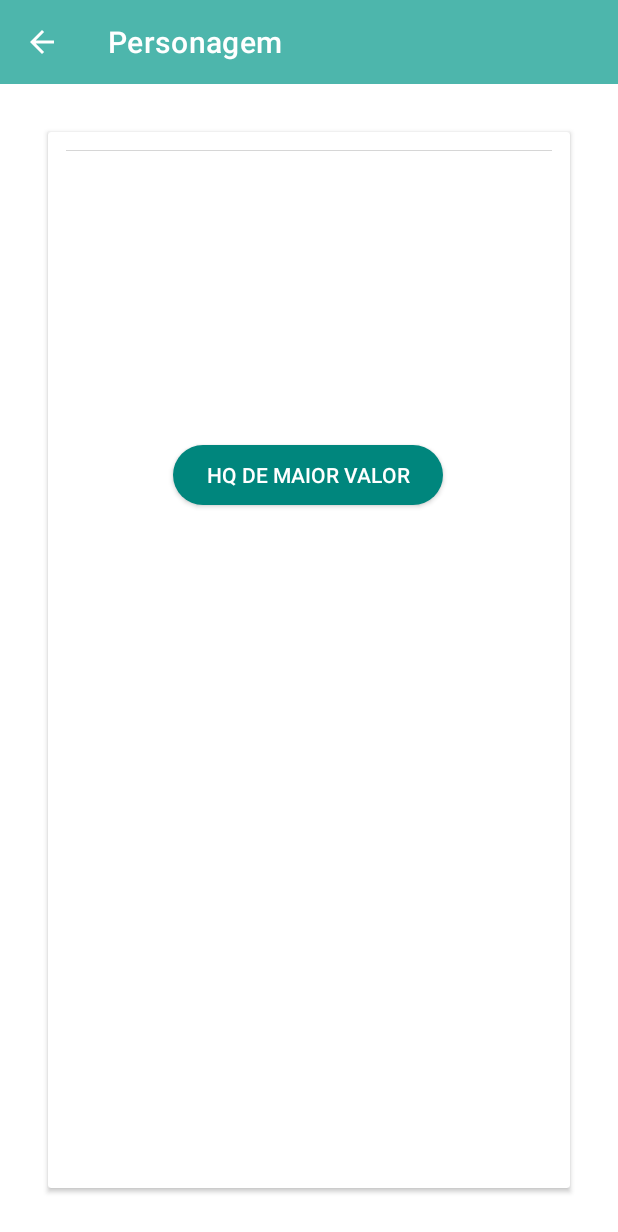
After one commit to JulioMCDias/desafio-android-julio-dias, an Android app: the CharacterActivity screen opened directly, with no data from a screen before it, on a phone screen of 412 x 824 dp. The commit adds this screen. Shown: the top 1232 px of the screen. Run offline under Robolectric (Android 15) with nearby library versions, the phone set to English and light mode, and no system bars; our stand-ins replace Picasso, data binding; pictures from the network do not load.

Commit message:
created CharacterActivity

```diff
--- a/app/src/main/AndroidManifest.xml
+++ b/app/src/main/AndroidManifest.xml
@@ -13,6 +13,8 @@
         android:roundIcon="@mipmap/ic_launcher_round"
         android:supportsRtl="true"
         android:theme="@style/AppTheme">
+        <activity android:name=".ui.character.CharacterActivity"
+            android:screenOrientation="portrait"/>
         <activity android:name=".ui.main.MainActivity">
             <intent-filter>
                 <action android:name="android.intent.action.MAIN" />
--- a/app/src/main/java/com/jlmcdeveloper/desafio_android_julio_dias/data/ImageAspectRatio.kt
+++ b/app/src/main/java/com/jlmcdeveloper/desafio_android_julio_dias/data/ImageAspectRatio.kt
@@ -12,5 +12,6 @@ enum class ImageSize(val size: String){
     LARGE("large"),
     XLARGE("xlarge"),
     FANTASTIC("fantastic"),
-    AMAZING("amazing")
+    AMAZING("amazing"),
+    UNCANNY("uncanny")
 }
--- a/app/src/main/java/com/jlmcdeveloper/desafio_android_julio_dias/data/RepositoryCharacter.kt
+++ b/app/src/main/java/com/jlmcdeveloper/desafio_android_julio_dias/data/RepositoryCharacter.kt
@@ -4,7 +4,7 @@ import com.jlmcdeveloper.desafio_android_julio_dias.data.api.ApiEndPoint
 import com.jlmcdeveloper.desafio_android_julio_dias.data.api.MarvelDataSource
 import com.jlmcdeveloper.desafio_android_julio_dias.data.model.Character
 
-class RepositoryCharacter(private val marvelDataSource: MarvelDataSource, private val character: Character) {
+class RepositoryCharacter(private val marvelDataSource: MarvelDataSource, val character: Character) {
 
     val listCharacter = mutableListOf<Character>()
     var running = false
@@ -30,6 +30,8 @@ class RepositoryCharacter(private val marvelDataSource: MarvelDataSource, privat
             character.id = character1.id
             character.name = character1.name
             character.urlImage = character1.urlImage
+            character.description = character1.description
+            character.extension = character1.extension
         }
     }
 
--- a/app/src/main/java/com/jlmcdeveloper/desafio_android_julio_dias/data/api/model/CharactersPayload.kt
+++ b/app/src/main/java/com/jlmcdeveloper/desafio_android_julio_dias/data/api/model/CharactersPayload.kt
@@ -14,6 +14,7 @@ class CharactersPayload(
         class Characters(
             @SerializedName("id") val Id: String,
             val name: String,
+            val description: String,
             @SerializedName("thumbnail") val image: Thumbnail){
 
             class Thumbnail(val path : String, val extension : String)
--- a/app/src/main/java/com/jlmcdeveloper/desafio_android_julio_dias/data/model/Character.kt
+++ b/app/src/main/java/com/jlmcdeveloper/desafio_android_julio_dias/data/model/Character.kt
@@ -9,6 +9,7 @@ import com.squareup.picasso.Picasso
 data class Character(
     var id : String,
     var name: String,
+    var description: String,
     var urlImage: String,
     var extension: String
     ){
@@ -16,10 +17,11 @@ data class Character(
     constructor(character: CharactersPayload.DataPayload.Characters) : this (
         id = character.Id,
         name = character.name,
+        description = character.description,
         urlImage = character.image.path+"/",
         extension = "."+character.image.extension
     )
-    constructor() : this("", "", "", "")
+    constructor() : this("","", "", "", "")
 
     fun setImage(imageView: ImageView, aspectRatio: ImageAspectRatio, size: ImageSize) {
         Picasso.get()
--- a/app/src/main/java/com/jlmcdeveloper/desafio_android_julio_dias/di/ActivityModule.kt
+++ b/app/src/main/java/com/jlmcdeveloper/desafio_android_julio_dias/di/ActivityModule.kt
@@ -1,10 +1,12 @@
 package com.jlmcdeveloper.desafio_android_julio_dias.di
 
 import com.jlmcdeveloper.desafio_android_julio_dias.data.RepositoryCharacter
+import com.jlmcdeveloper.desafio_android_julio_dias.ui.character.CharacterViewModel
 import com.jlmcdeveloper.desafio_android_julio_dias.ui.main.MainViewModel
 import org.koin.android.viewmodel.dsl.viewModel
 import org.koin.dsl.module
 
 val mainModule = module { viewModel { MainViewModel(get() as RepositoryCharacter) } }
+val CharacterModule = module { viewModel { CharacterViewModel(get() as RepositoryCharacter) } }
 
-val activityModules = listOf(mainModule)
+val activityModules = listOf(mainModule, CharacterModule)
--- /dev/null
+++ b/app/src/main/java/com/jlmcdeveloper/desafio_android_julio_dias/ui/character/CharacterActivity.kt
@@ -0,0 +1,50 @@
+package com.jlmcdeveloper.desafio_android_julio_dias.ui.character
+
+import android.content.Intent
+import androidx.appcompat.app.AppCompatActivity
+import android.os.Bundle
+import android.view.MenuItem
+import android.view.View
+import android.widget.Toast
+import androidx.databinding.DataBindingUtil
+import androidx.recyclerview.widget.GridLayoutManager
+import androidx.recyclerview.widget.RecyclerView
+import com.jlmcdeveloper.desafio_android_julio_dias.R
+import com.jlmcdeveloper.desafio_android_julio_dias.databinding.ActivityCharacterBinding
+import com.jlmcdeveloper.desafio_android_julio_dias.databinding.ActivityMainBinding
+import com.jlmcdeveloper.desafio_android_julio_dias.ui.main.MainViewModel
+import com.jlmcdeveloper.desafio_android_julio_dias.ui.main.RepositoryAdapter
+import org.koin.android.ext.android.inject
+
+class CharacterActivity : AppCompatActivity() {
+    private val viewModel: CharacterViewModel by inject()
+    lateinit var binding: ActivityCharacterBinding
+
+    override fun onCreate(savedInstanceState: Bundle?) {
+        super.onCreate(savedInstanceState)
+        binding = DataBindingUtil.setContentView(this, R.layout.activity_character)
+        binding.lifecycleOwner = this
+        binding.viewModel = viewModel
+
+        setSupportActionBar(binding.toolbarCharacter)
+        supportActionBar?.setDisplayHomeAsUpEnabled(true)
+
+        //------ botão para carregar a tela de hq mais cara --------
+        binding.btnSave.setOnClickListener {
+            this.startActivity(Intent(this, CharacterActivity::class.java))
+        }
+    }
+
+    override fun onStart() {
+        super.onStart()
+        viewModel.load()
+        viewModel.setImage(binding.imageView)
+    }
+
+    override fun onOptionsItemSelected(item: MenuItem): Boolean {
+        when (item.itemId) {
+            android.R.id.home -> finish()
+        }
+        return true
+    }
+}
--- /dev/null
+++ b/app/src/main/java/com/jlmcdeveloper/desafio_android_julio_dias/ui/character/CharacterViewModel.kt
@@ -0,0 +1,25 @@
+package com.jlmcdeveloper.desafio_android_julio_dias.ui.character
+
+import android.widget.ImageView
+import androidx.lifecycle.MutableLiveData
+import androidx.lifecycle.ViewModel
+import com.jlmcdeveloper.desafio_android_julio_dias.data.ImageAspectRatio
+import com.jlmcdeveloper.desafio_android_julio_dias.data.ImageSize
+import com.jlmcdeveloper.desafio_android_julio_dias.data.RepositoryCharacter
+
+class CharacterViewModel(private val repository: RepositoryCharacter) : ViewModel() {
+    val name = MutableLiveData<String>()
+    val description = MutableLiveData<String>()
+
+    //--------- carregamento incial ---------
+    fun load(){
+        name.postValue(repository.character.name)
+        description.postValue(repository.character.description)
+
+    }
+
+    fun setImage(image: ImageView){
+        repository.character.setImage(image, ImageAspectRatio.PORTRAIT, ImageSize.UNCANNY)
+    }
+
+}
--- a/app/src/main/java/com/jlmcdeveloper/desafio_android_julio_dias/ui/main/RepositoryAdapter.kt
+++ b/app/src/main/java/com/jlmcdeveloper/desafio_android_julio_dias/ui/main/RepositoryAdapter.kt
@@ -1,6 +1,7 @@
 package com.jlmcdeveloper.desafio_android_julio_dias.ui.main
 
 import android.content.Context
+import android.content.Intent
 import android.view.LayoutInflater
 import android.view.ViewGroup
 import androidx.lifecycle.LifecycleOwner
@@ -15,6 +16,7 @@ import com.jlmcdeveloper.desafio_android_julio_dias.databinding.ItemLoadingBindi
 import com.jlmcdeveloper.desafio_android_julio_dias.ui.baseholder.BaseViewHolder
 import com.jlmcdeveloper.desafio_android_julio_dias.ui.baseholder.EmptyHolder
 import com.jlmcdeveloper.desafio_android_julio_dias.ui.baseholder.LoadingHolder
+import com.jlmcdeveloper.desafio_android_julio_dias.ui.character.CharacterActivity
 
 class RepositoryAdapter(
     private val viewModel: MainViewModel,
@@ -99,7 +101,7 @@ class RepositoryAdapter(
                 if (item != null) {
                     setCharacter(item)
                 }
-                //context.startActivity(Intent(context, PullRequestActivity::class.java))
+                context.startActivity(Intent(context, CharacterActivity::class.java))
             }
         }
     }
--- /dev/null
+++ b/app/src/main/res/layout/activity_character.xml
@@ -0,0 +1,107 @@
+<?xml version="1.0" encoding="utf-8"?>
+<layout xmlns:android="http://schemas.android.com/apk/res/android"
+    xmlns:app="http://schemas.android.com/apk/res-auto"
+    xmlns:tools="http://schemas.android.com/tools">
+
+    <data>
+        <import type="android.view.View" />
+        <variable
+            name="viewModel"
+            type="com.jlmcdeveloper.desafio_android_julio_dias.ui.character.CharacterViewModel" />
+    </data>
+
+    <androidx.constraintlayout.widget.ConstraintLayout
+        android:layout_width="match_parent"
+        android:layout_height="match_parent"
+
+        tools:context=".ui.createlogin.CreateLoginActivity">
+
+
+        <androidx.appcompat.widget.Toolbar
+            android:id="@+id/toolbarCharacter"
+            android:layout_width="match_parent"
+            android:layout_height="wrap_content"
+            android:background="?attr/colorPrimary"
+            app:titleTextColor="@android:color/white"
+            app:theme="@style/ToolBarStyle"
+            app:title="@string/actor"
+            app:layout_constraintEnd_toEndOf="parent"
+            app:layout_constraintStart_toStartOf="parent"
+            app:layout_constraintTop_toTopOf="parent" />
+
+
+        <androidx.cardview.widget.CardView
+            android:layout_width="match_parent"
+            android:layout_height="0dp"
+            android:layout_margin="32dp"
+            app:layout_constraintBottom_toBottomOf="parent"
+            app:layout_constraintEnd_toEndOf="parent"
+            app:layout_constraintStart_toStartOf="parent"
+            app:layout_constraintTop_toBottomOf="@+id/toolbarCharacter">
+
+            <androidx.constraintlayout.widget.ConstraintLayout
+                android:layout_width="match_parent"
+                android:layout_height="match_parent">
+
+
+                <ImageView
+                    android:id="@+id/imageView"
+                    android:layout_width="match_parent"
+                    android:layout_height="wrap_content"
+                    android:layout_gravity="center"
+                    android:layout_marginHorizontal="12dp"
+                    android:layout_marginTop="12dp"
+                    android:contentDescription="@string/image_character"
+                    app:layout_constraintEnd_toEndOf="parent"
+                    app:layout_constraintStart_toStartOf="parent"
+                    app:layout_constraintTop_toTopOf="parent" />
+
+                <TextView
+                    android:id="@+id/textView"
+                    android:layout_width="match_parent"
+                    android:layout_height="wrap_content"
+                    android:layout_marginTop="10dp"
+                    android:gravity="center"
+                    android:maxLines="1"
+                    android:text="@{viewModel.name}"
+                    android:textColor="@color/colorPrimary"
+                    android:textSize="16sp"
+                    android:textStyle="bold"
+                    app:layout_constraintTop_toBottomOf="@+id/imageView" />
+
+                <TextView
+                    android:id="@+id/textView3"
+                    android:layout_width="match_parent"
+                    android:layout_height="wrap_content"
+                    android:gravity="center"
+                    android:lines="5"
+                    android:text="@{viewModel.description}"
+                    android:textColor="@color/colorPrimary"
+                    android:textSize="14sp"
+                    android:textStyle="normal"
+                    app:layout_constraintBottom_toBottomOf="parent"
+                    app:layout_constraintTop_toBottomOf="@+id/textView"
+                    app:layout_constraintVertical_bias="0.033"
+                    tools:layout_editor_absoluteX="-12dp" />
+
+                <androidx.appcompat.widget.AppCompatButton
+                    android:id="@+id/btnSave"
+                    style="@style/TextButton"
+                    android:layout_width="180dp"
+                    android:layout_height="40dp"
+                    android:layout_marginVertical="12dp"
+                    android:text="@string/hq_price"
+                    app:layout_constraintBottom_toBottomOf="parent"
+                    app:layout_constraintEnd_toEndOf="parent"
+                    app:layout_constraintHorizontal_bias="0.497"
+                    app:layout_constraintStart_toStartOf="parent"
+                    app:layout_constraintTop_toBottomOf="@+id/textView3"
+                    app:layout_constraintVertical_bias="0.1" />
+
+
+            </androidx.constraintlayout.widget.ConstraintLayout>
+        </androidx.cardview.widget.CardView>
+
+
+    </androidx.constraintlayout.widget.ConstraintLayout>
+</layout>
--- a/app/src/main/res/layout/item_character.xml
+++ b/app/src/main/res/layout/item_character.xml
@@ -32,9 +32,10 @@
                 <ImageView
                     android:id="@+id/imageUser"
                     android:layout_width="match_parent"
-                    android:layout_height="200dp"
+                    android:layout_height="match_parent"
+                    android:layout_marginHorizontal="12dp"
                     android:layout_gravity="center"
-                    android:layout_marginTop="4dp"
+                    android:layout_marginTop="12dp"
                     android:contentDescription="@string/character_photo" />
 
 
--- a/app/src/main/res/values/strings.xml
+++ b/app/src/main/res/values/strings.xml
@@ -3,4 +3,7 @@
     <string name="error_in_list">Não a nada na lista</string>
     <string name="update_list">Atualizar</string>
     <string name="character_photo">character Photo</string>
+    <string name="actor">Personagem</string>
+    <string name="image_character">personagem</string>
+    <string name="hq_price">HQ de maior valor</string>
 </resources>
```
